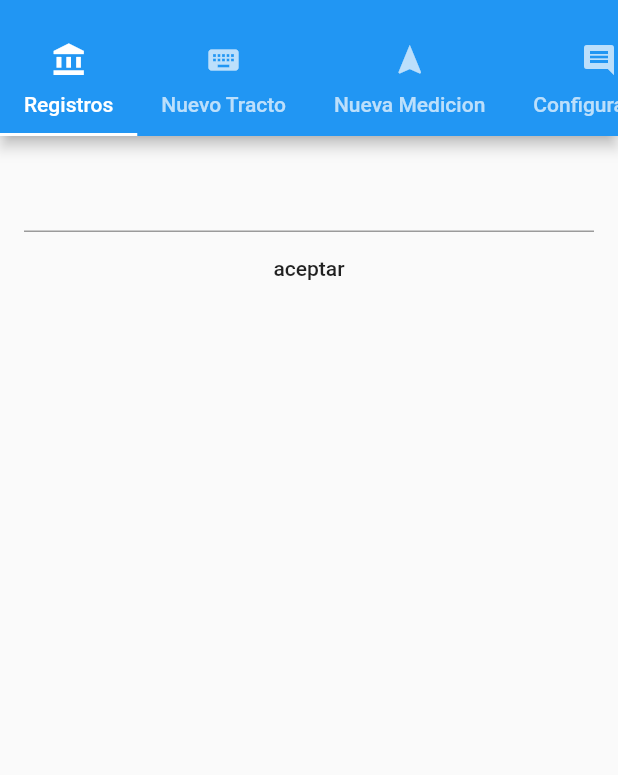
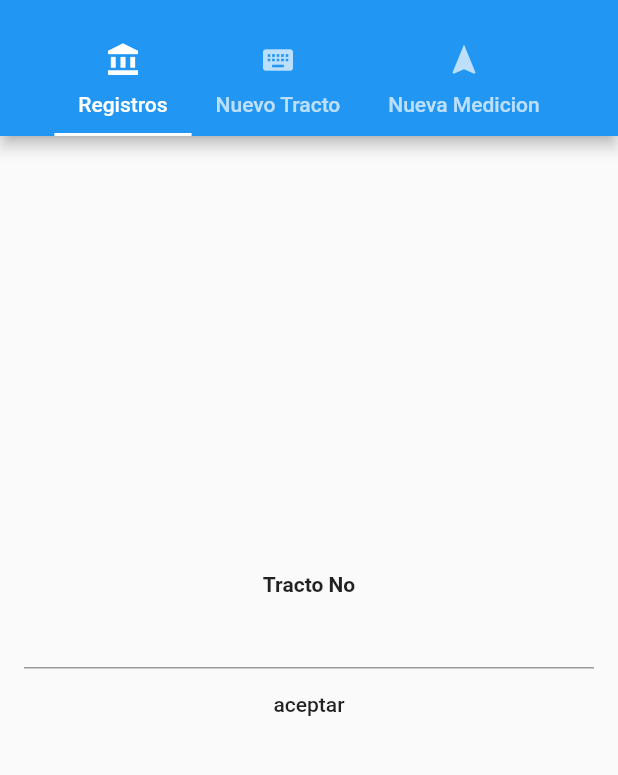
Before and after one commit to X0Frank/FlutterpaginasTabsDemo, a Flutter app: the screen it shows after launch, on a phone screen of 412 x 824 dp, the part 59-834 px from its top. Run offline on Flutter 3.47's test engine with Material 2 defaults, Android fonts, the phone set to English and light mode, and no system bars.

Commit message:
cuarto commit textfield button

```diff
--- a/lib/main.dart
+++ b/lib/main.dart
@@ -1,7 +1,7 @@
 //import 'dart:html';
 
 import 'package:flutter/material.dart';
-import 'package:english_words/english_words.dart';
+
 
 
 
@@ -14,16 +14,8 @@ class MyApp extends StatelessWidget {
     return MaterialApp(
       title: 'Tractos Aire',
       theme: ThemeData(
-        // This is the theme of your application.
-        //
-        // Try running your application with "flutter run". You'll see the
-        // application has a blue toolbar. Then, without quitting the app, try
-        // changing the primarySwatch below to Colors.green and then invoke
-        // "hot reload" (press "r" in the console where you ran "flutter run",
-        // or simply save your changes to "hot reload" in a Flutter IDE).
-        // Notice that the counter didn't reset back to zero; the application
-        // is not restarted.
-        primarySwatch: Colors.blue,
+
+        primarySwatch: Colors.deepOrange,
       ),
       home: TabbedAppBarSample(),
     );
@@ -38,8 +30,12 @@ class TabbedAppBarSample extends StatelessWidget {
         length: choices.length,
         child: Scaffold(
           appBar: AppBar(
+
             title: const Text('Tractos'),
+
             bottom: TabBar(
+
+
               isScrollable: true,
               tabs: choices.map((Choice choice) {
                 return Tab(
@@ -74,9 +70,9 @@ const List<Choice> choices = const <Choice>[
   const Choice(title: 'Registros', icon: Icons.account_balance),
   const Choice(title: 'Nuevo Tracto', icon: Icons.keyboard),
   const Choice(title: 'Nueva Medicion', icon: Icons.navigation),
-  const Choice(title: 'Configuracion', icon: Icons.comment),
-  const Choice(title: 'Condicion', icon: Icons.directions_railway),
-  const Choice(title: 'Registro de faltas', icon: Icons.directions_walk),
+  //const Choice(title: 'Configuracion', icon: Icons.comment),
+  //const Choice(title: 'Condicion', icon: Icons.directions_railway),
+  //const Choice(title: 'Registro de faltas', icon: Icons.directions_walk),
 ];
 
 class ChoiceCard extends StatefulWidget {
@@ -88,24 +84,69 @@ class ChoiceCard extends StatefulWidget {
 
 
   @override
-  _ChoiceCardState createState() => _ChoiceCardState();
+  _ChoiceCardState createState() {
+
+
+    return _ChoiceCardState();
+  }
 }
 
 class _ChoiceCardState extends State<ChoiceCard> {
   @override
   Widget build(BuildContext context) {
-      final wordPair = WordPair.random();
-
-
-    return Center(child: Column(children: [
-      TextField(), FlatButton(onPressed: ()=>print("12345") , child: Text("aceptar"))
-
-
-    ]
 
 
 
-    ));
+
+        return
+          Container(
+
+        //color: Colors.deepOrange,
+
+        child: Container(
+
+
+
+          child: Column(
+            mainAxisAlignment: MainAxisAlignment.center ,
+            children: [
+              //Flexible(flex: 1, child: Stack()),
+
+                RichText(
+
+                  text: TextSpan(
+                    style: DefaultTextStyle.of(context).style,
+                    children: <TextSpan>[
+                      TextSpan(text: 'Tracto No', style: TextStyle(fontWeight: FontWeight.bold)),
+                      TextSpan(text: ''),
+                  ],
+                ),
+               ),
+
+              TextField(
+                 cursorColor: Colors.red,
+                 cursorRadius: Radius.circular(16.0),
+                  cursorWidth: 16.0,
+
+              ),
+
+              FlatButton(
+
+                onPressed: ()=>print(TextField) ,
+                child: Text("aceptar")
+              ),
+
+
+             //Center(child: TextField()), FlatButton(onPressed: ()=>print("12345") , child: Text("aceptar"))
+            ],
+          ),
+
+
+
+
+        ),
+      );
+
 
   }
 }
```
